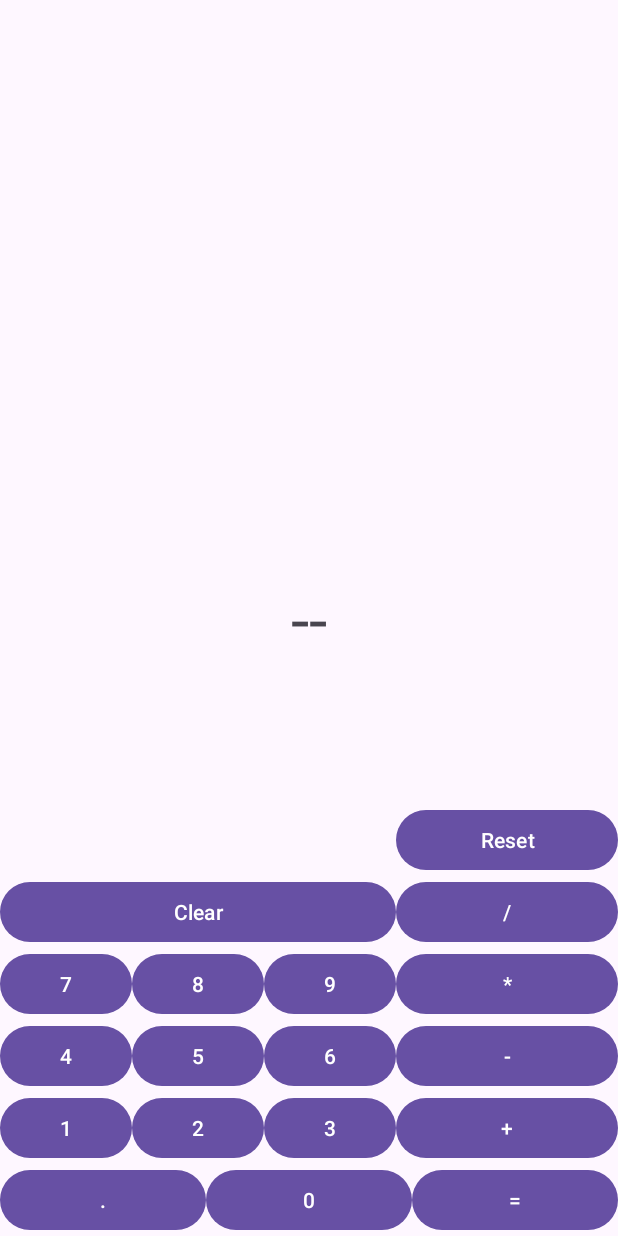
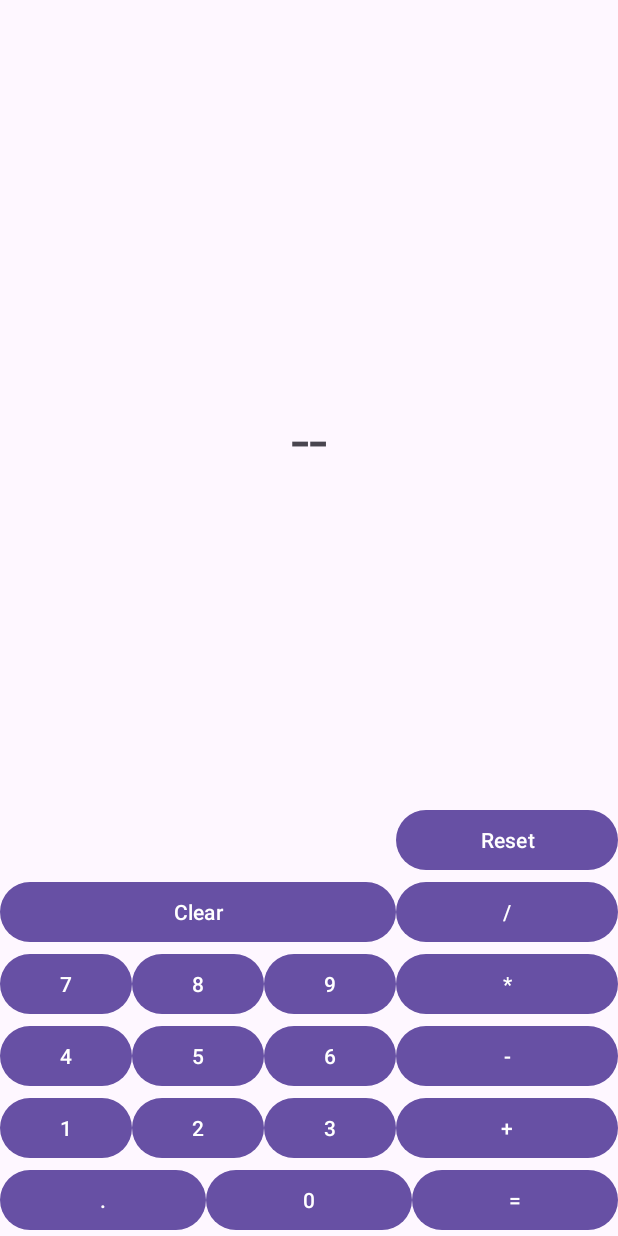
Before and after one commit to Karpenko-Oleksandr/calculator, an Android app: the screen it shows after launch (MainActivity), on a phone screen of 412 x 824 dp. Run offline under Robolectric (Android 15) with nearby library versions, the phone set to English and light mode, and no system bars; libraries missing offline, so code that uses them is left out: com.ezylang.evalex.

Commit message:
changed location of TextView

```diff
--- a/app/src/main/res/layout/activity_main.xml
+++ b/app/src/main/res/layout/activity_main.xml
@@ -7,13 +7,14 @@
     android:layout_height="match_parent"
     tools:context=".MainActivity">
 
+
     <TextView
         android:id="@+id/result_textView"
         android:layout_width="wrap_content"
         android:layout_height="wrap_content"
         android:text="--"
         android:textSize="44sp"
-        app:layout_constraintBottom_toBottomOf="parent"
+        app:layout_constraintBottom_toBottomOf="@id/reset_button"
         app:layout_constraintEnd_toEndOf="parent"
         app:layout_constraintStart_toStartOf="parent"
         app:layout_constraintTop_toTopOf="parent" />
```
